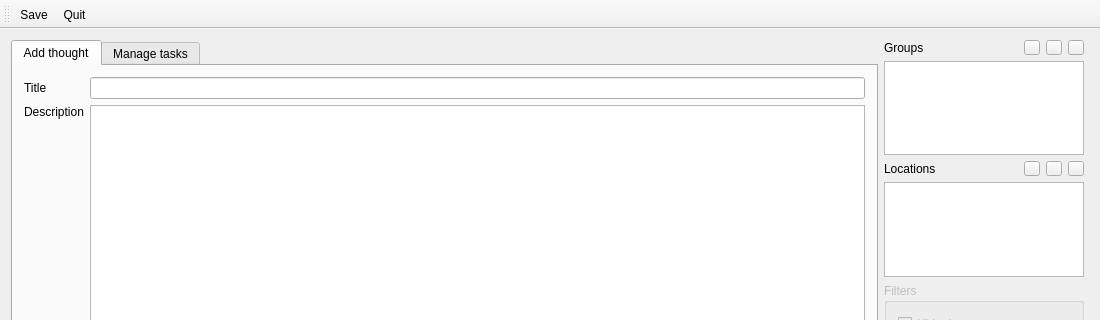
First picture: the form in MainWindow.ui, repository hheld/JustDoIt, before the edit; both pictures show x 0 to 1100 and y 0 to 320 of the 1100 by 680 pixel window.
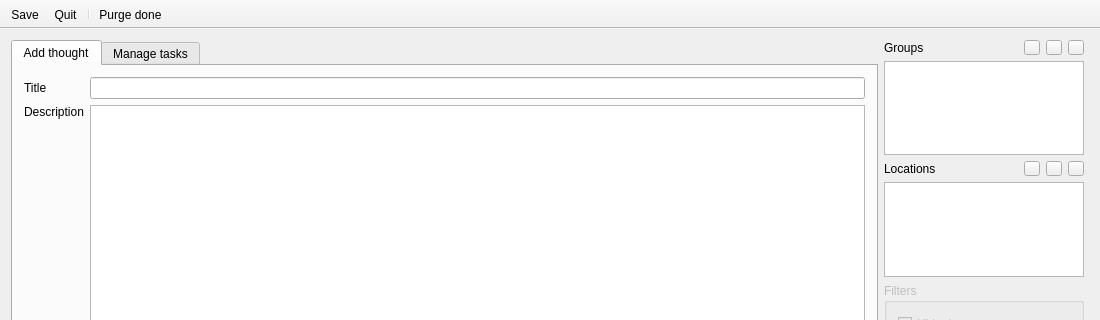
Second picture: the form after the edit. Icons and pictures are not drawn. Custom widgets are drawn as their Qt base class.

Commit message: Added toolbar button to purde all done tasks.

What changed in the file:
```diff
--- a/MainWindow.ui
+++ b/MainWindow.ui
@@ -671,6 +671,12 @@
    </property>
   </widget>
   <widget class="QToolBar" name="mainToolBar">
+   <property name="movable">
+    <bool>false</bool>
+   </property>
+   <property name="floatable">
+    <bool>false</bool>
+   </property>
    <attribute name="toolBarArea">
     <enum>TopToolBarArea</enum>
    </attribute>
@@ -679,6 +685,8 @@
    </attribute>
    <addaction name="actionSave"/>
    <addaction name="actionQuit"/>
+   <addaction name="separator"/>
+   <addaction name="actionPurge"/>
   </widget>
   <widget class="QStatusBar" name="statusBar"/>
   <action name="actionSave">
@@ -701,6 +709,14 @@
     <string>Quit the application</string>
    </property>
   </action>
+  <action name="actionPurge">
+   <property name="text">
+    <string>Purge done</string>
+   </property>
+   <property name="toolTip">
+    <string>Delete all done tasks</string>
+   </property>
+  </action>
  </widget>
  <layoutdefault spacing="6" margin="11"/>
  <customwidgets>
```
The commit also changes 3 other files.
